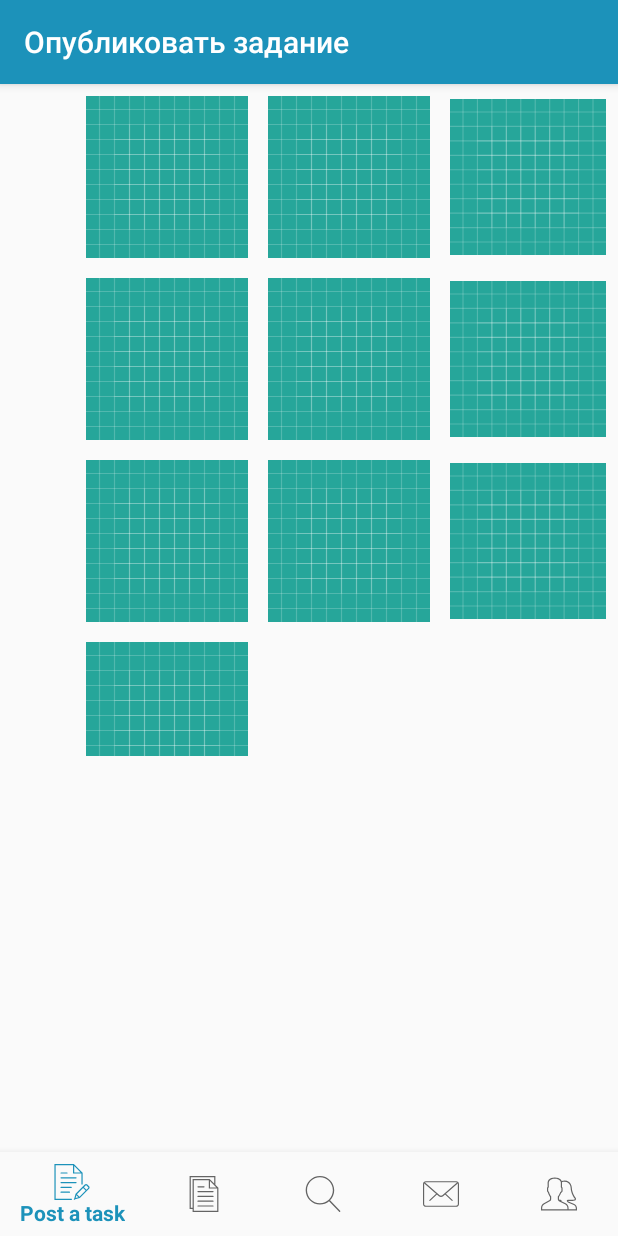
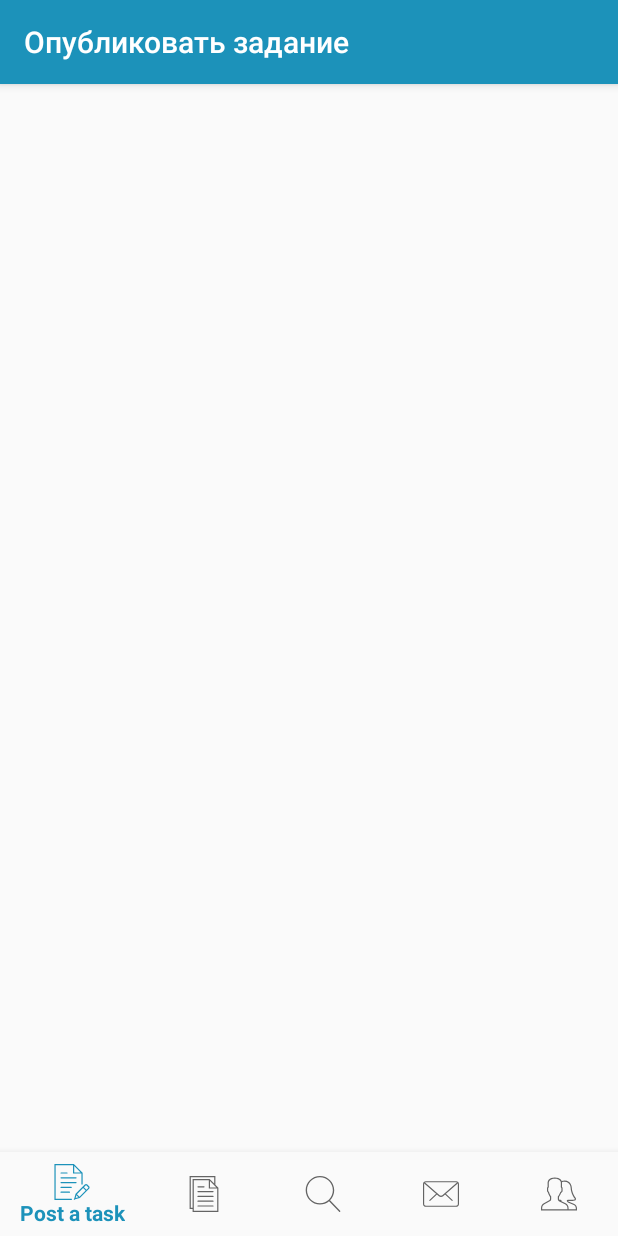
Before and after one commit to VitalyPortret/MyTaskAndroidClient, an Android app: the screen it shows after launch (MainActivity), on a phone screen of 412 x 824 dp. Run offline under Robolectric (Android 15) with nearby library versions, the light colour scheme and no system bars.

Commit message:
Подготовка к созданию Task'a (создание фрагментов и их layout'ов)

```diff
--- a/app/src/main/res/layout/activity_main.xml
+++ b/app/src/main/res/layout/activity_main.xml
@@ -1,5 +1,6 @@
 <?xml version="1.0" encoding="utf-8"?>
-<android.support.constraint.ConstraintLayout xmlns:android="http://schemas.android.com/apk/res/android"
+<android.support.constraint.ConstraintLayout
+    xmlns:android="http://schemas.android.com/apk/res/android"
     xmlns:app="http://schemas.android.com/apk/res-auto"
     xmlns:tools="http://schemas.android.com/tools"
     android:id="@+id/container"
@@ -7,137 +8,12 @@
     android:layout_height="match_parent"
     tools:context="ru.portretov.mytaskandroidclient.MainActivity">
 
-    <ScrollView
-        android:id="@+id/scrollViewMain"
-        android:layout_width="360dp"
-        android:layout_height="440dp"
-        android:layout_marginBottom="8dp"
-        android:layout_marginEnd="8dp"
-        android:layout_marginLeft="16dp"
-        android:layout_marginStart="8dp"
-        android:layout_marginTop="8dp"
-        app:layout_constraintBottom_toBottomOf="parent"
-        app:layout_constraintEnd_toEndOf="parent"
-        app:layout_constraintHorizontal_bias="1.0"
-        app:layout_constraintLeft_toLeftOf="parent"
-        app:layout_constraintStart_toStartOf="parent"
-        app:layout_constraintTop_toTopOf="parent"
-        app:layout_constraintVertical_bias="0.0">
+    <FrameLayout
+        android:id="@+id/fragmentContainer"
+        android:layout_width="match_parent"
+        android:layout_height="match_parent">
+    </FrameLayout>
 
-        <LinearLayout
-            android:id="@+id/linearLayoutMain"
-            android:layout_width="match_parent"
-            android:layout_height="wrap_content"
-            android:orientation="vertical">
-
-            <LinearLayout
-                android:id="@+id/linearLayout1"
-                android:layout_width="match_parent"
-                android:layout_height="wrap_content"
-                android:layout_marginBottom="@dimen/margin_row"
-                android:orientation="horizontal">
-
-                <ImageView
-                    android:id="@+id/imageView1"
-                    android:layout_width="wrap_content"
-                    android:layout_height="wrap_content"
-                    android:layout_marginLeft="@dimen/margin_row"
-                    app:srcCompat="@drawable/ic_launcher_background" />
-
-                <ImageView
-                    android:id="@+id/imageView2"
-                    android:layout_width="wrap_content"
-                    android:layout_height="wrap_content"
-                    android:layout_marginLeft="@dimen/margin_row"
-                    app:srcCompat="@drawable/ic_launcher_background" />
-
-                <ImageView
-                    android:id="@+id/imageView3"
-                    android:layout_width="wrap_content"
-                    android:layout_height="wrap_content"
-                    android:layout_marginLeft="@dimen/margin_row"
-                    app:srcCompat="@drawable/ic_launcher_background" />
-
-            </LinearLayout>
-
-            <LinearLayout
-                android:id="@+id/linearLayout2"
-                android:layout_width="match_parent"
-                android:layout_height="wrap_content"
-                android:layout_marginBottom="@dimen/margin_row"
-                android:orientation="horizontal">
-
-                <ImageView
-                    android:id="@+id/imageView4"
-                    android:layout_width="wrap_content"
-                    android:layout_height="wrap_content"
-                    android:layout_marginLeft="@dimen/margin_row"
-                    app:srcCompat="@drawable/ic_launcher_background" />
-
-                <ImageView
-                    android:id="@+id/imageView5"
-                    android:layout_width="wrap_content"
-                    android:layout_height="wrap_content"
-                    android:layout_marginLeft="@dimen/margin_row"
-                    app:srcCompat="@drawable/ic_launcher_background" />
-
-                <ImageView
-                    android:id="@+id/imageView6"
-                    android:layout_width="wrap_content"
-                    android:layout_height="wrap_content"
-                    android:layout_marginLeft="@dimen/margin_row"
-                    app:srcCompat="@drawable/ic_launcher_background" />
-
-            </LinearLayout>
-
-            <LinearLayout
-                android:id="@+id/linearLayout3"
-                android:layout_width="match_parent"
-                android:layout_height="wrap_content"
-                android:layout_marginBottom="@dimen/margin_row"
-                android:orientation="horizontal">
-
-                <ImageView
-                    android:id="@+id/imageView7"
-                    android:layout_width="wrap_content"
-                    android:layout_height="wrap_content"
-                    android:layout_marginLeft="@dimen/margin_row"
-                    app:srcCompat="@drawable/ic_launcher_background" />
-
-                <ImageView
-                    android:id="@+id/imageView8"
-                    android:layout_width="wrap_content"
-                    android:layout_height="wrap_content"
-                    android:layout_marginLeft="@dimen/margin_row"
-                    app:srcCompat="@drawable/ic_launcher_background" />
-
-                <ImageView
-                    android:id="@+id/imageView9"
-                    android:layout_width="wrap_content"
-                    android:layout_height="wrap_content"
-                    android:layout_marginLeft="@dimen/margin_row"
-                    app:srcCompat="@drawable/ic_launcher_background" />
-
-            </LinearLayout>
-
-            <LinearLayout
-                android:id="@+id/linearLayout4"
-                android:layout_width="match_parent"
-                android:layout_height="wrap_content"
-                android:layout_marginBottom="@dimen/margin_row"
-                android:orientation="horizontal">
-
-                <ImageView
-                    android:id="@+id/imageView10"
-                    android:layout_width="wrap_content"
-                    android:layout_height="wrap_content"
-                    android:layout_marginLeft="@dimen/margin_row"
-                    app:srcCompat="@drawable/ic_launcher_background" />
-
-            </LinearLayout>
-
-        </LinearLayout>
-    </ScrollView>
 
 
     <android.support.design.widget.BottomNavigationView
```
Also changed, not shown: app/src/main/java/ru/portretov/mytaskandroidclient/createtaskfragment/CreateTaskChapterOneFragment.java (added, +22 -0 lines), app/src/main/java/ru/portretov/mytaskandroidclient/createtaskfragment/CreateTaskChapterThreeFragment.java (added, +22 -0 lines), app/src/main/java/ru/portretov/mytaskandroidclient/createtaskfragment/CreateTaskChapterTwoFragment.java (added, +22 -0 lines), app/src/main/java/ru/portretov/mytaskandroidclient/createtaskfragment/CreateTaskChooseAlertFragment.java (added, +22 -0 lines), app/src/main/res/layout/fragment_create_task_chapter_1.xml (added, +26 -0 lines), app/src/main/res/layout/fragment_create_task_chapter_2.xml (added, +36 -0 lines), app/src/main/res/layout/fragment_create_task_chapter_3.xml (added, +26 -0 lines), app/src/main/res/layout/fragment_create_task_choose_alert.xml (added, +156 -0 lines), app/src/main/res/layout/task_list_item.xml (+24 -29 lines).
